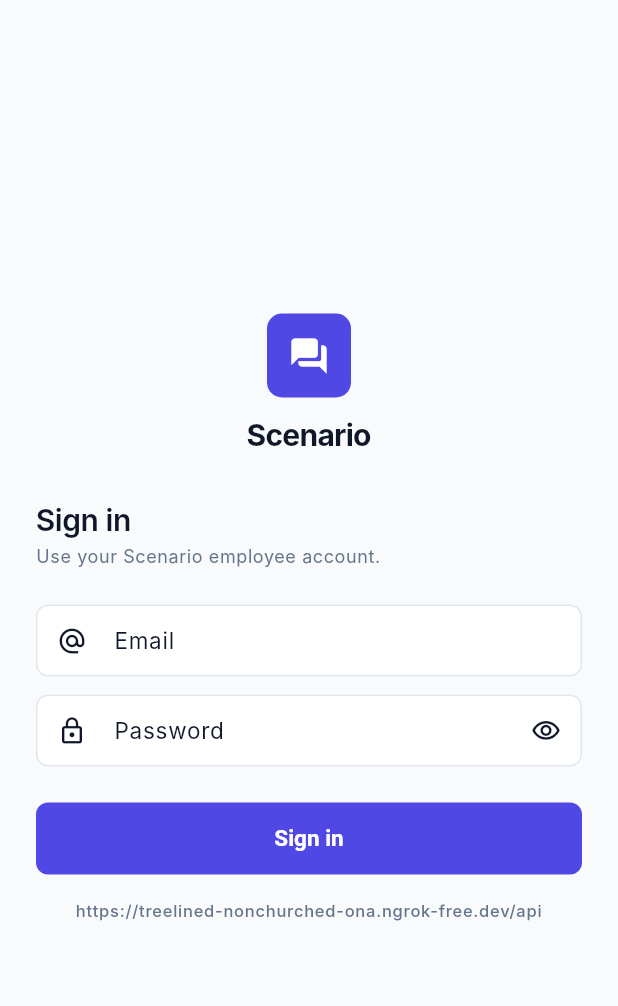
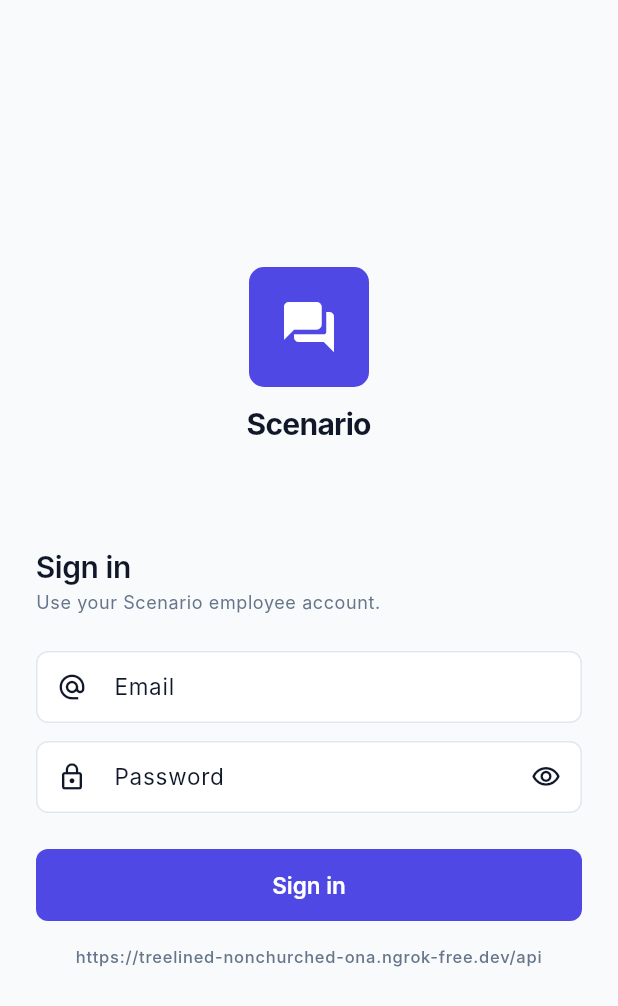
Before and after one commit to indoo24/SocialOmniChannelMobileApp, a Flutter app: the screen it shows after launch, on a phone screen of 412 x 824 dp. Shown: the top 1006 px of the screen. Run offline on Flutter 3.47's test engine with Material 3 defaults, Android fonts, the phone set to English and light mode, and no system bars; our stand-ins replace cached_network_image, cookie_jar, dio, dio_cookie_manager, flutter_riverpod, flutter_secure_storage and 1 more; Roboto replaces fonts that are missing (Inter).

Commit message:
login screen edited

```diff
--- a/lib/features/authentication/login_screen.dart
+++ b/lib/features/authentication/login_screen.dart
@@ -72,7 +72,7 @@ class _LoginScreenState extends ConsumerState<LoginScreen> {
           child: SingleChildScrollView(
             padding: const EdgeInsets.symmetric(
               horizontal: Space.xl,
-              vertical: Space.xxl,
+              vertical: Space.xl,
             ),
             child: ConstrainedBox(
               constraints: const BoxConstraints(maxWidth: 420),
@@ -82,7 +82,7 @@ class _LoginScreenState extends ConsumerState<LoginScreen> {
                   crossAxisAlignment: CrossAxisAlignment.stretch,
                   children: [
                     const _Brand(),
-                    const SizedBox(height: Space.xxl),
+                    const SizedBox(height: 70),
                     Text('Sign in', style: theme.textTheme.titleLarge),
                     const SizedBox(height: Space.xs),
                     Text(
@@ -146,7 +146,12 @@ class _LoginScreenState extends ConsumerState<LoginScreen> {
                                 color: Colors.white,
                               ),
                             )
-                          : const Text('Sign in'),
+                          : const Text('Sign in',
+                          style: TextStyle(
+                            fontWeight: FontWeight.w600,
+                            fontFamily: 'Inter',
+                            ),
+                          ),
                     ),
                     if (environment.isDevelopment) ...[
                       const SizedBox(height: Space.lg),
@@ -175,8 +180,8 @@ class _Brand extends StatelessWidget {
     return Column(
       children: [
         Container(
-          width: 56,
-          height: 56,
+          width: 80,
+          height: 80,
           decoration: BoxDecoration(
             color: ScenarioColors.primary,
             borderRadius: BorderRadius.circular(Radii.lg),
@@ -184,7 +189,7 @@ class _Brand extends StatelessWidget {
           child: const Icon(
             Icons.forum_rounded,
             color: Colors.white,
-            size: 28,
+            size: 40,
           ),
         ),
         const SizedBox(height: Space.md),
```
